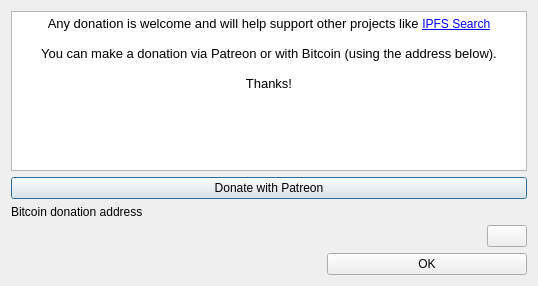
pinnaculum/galacteek, file galacteek/ui/donatedialog.ui: the form before one commit.
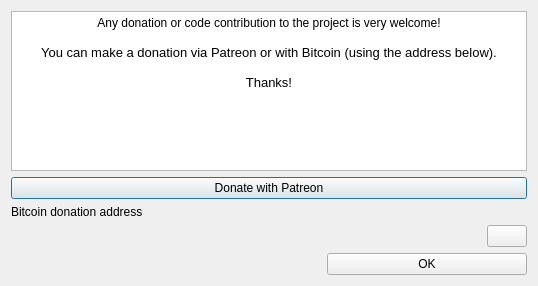
The form after the commit. Icons and pictures are not drawn.

What changed in the file:
```diff
--- a/galacteek/ui/donatedialog.ui
+++ b/galacteek/ui/donatedialog.ui
@@ -35,7 +35,7 @@
 &lt;html&gt;&lt;head&gt;&lt;meta name=&quot;qrichtext&quot; content=&quot;1&quot; /&gt;&lt;style type=&quot;text/css&quot;&gt;
 p, li { white-space: pre-wrap; }
 &lt;/style&gt;&lt;/head&gt;&lt;body style=&quot; font-family:'Sans Serif'; font-size:9pt; font-weight:400; font-style:normal;&quot;&gt;
-&lt;p align=&quot;center&quot; style=&quot; margin-top:0px; margin-bottom:0px; margin-left:0px; margin-right:0px; -qt-block-indent:0; text-indent:0px;&quot;&gt;&lt;span style=&quot; font-size:10pt;&quot;&gt;Any donation is welcome and will help support other projects like &lt;/span&gt;&lt;a href=&quot;https://ipfs-search.com&quot;&gt;&lt;span style=&quot; text-decoration: underline; color:#0000ff;&quot;&gt;IPFS Search&lt;/span&gt;&lt;/a&gt;&lt;/p&gt;
+&lt;p align=&quot;center&quot; style=&quot; margin-top:0px; margin-bottom:0px; margin-left:0px; margin-right:0px; -qt-block-indent:0; text-indent:0px;&quot;&gt;Any donation or code contribution to the project is very welcome!&lt;/p&gt;
 &lt;p align=&quot;center&quot; style=&quot;-qt-paragraph-type:empty; margin-top:0px; margin-bottom:0px; margin-left:0px; margin-right:0px; -qt-block-indent:0; text-indent:0px; font-size:10pt;&quot;&gt;&lt;br /&gt;&lt;/p&gt;
 &lt;p align=&quot;center&quot; style=&quot; margin-top:0px; margin-bottom:0px; margin-left:0px; margin-right:0px; -qt-block-indent:0; text-indent:0px;&quot;&gt;&lt;span style=&quot; font-size:10pt;&quot;&gt;You can make a donation via Patreon or with Bitcoin (using the address below).&lt;/span&gt;&lt;/p&gt;
 &lt;p align=&quot;center&quot; style=&quot;-qt-paragraph-type:empty; margin-top:0px; margin-bottom:0px; margin-left:0px; margin-right:0px; -qt-block-indent:0; text-indent:0px; font-size:10pt;&quot;&gt;&lt;br /&gt;&lt;/p&gt;
```
